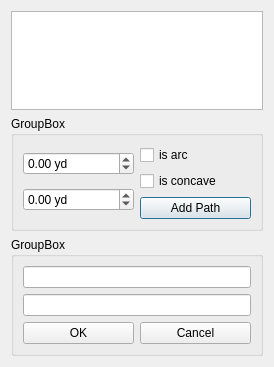
Old version of the form src/dialogs/pbcCreateMotionRouteDialog.ui in the repository obraunsdorf/playbook-creator.
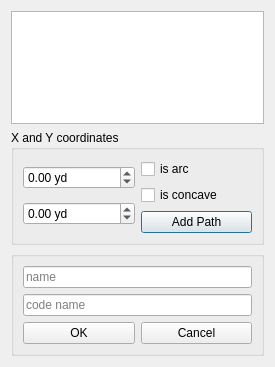
New version of the form.

```diff
--- a/src/dialogs/pbcCreateMotionRouteDialog.ui
+++ b/src/dialogs/pbcCreateMotionRouteDialog.ui
@@ -6,7 +6,7 @@
    <rect>
     <x>0</x>
     <y>0</y>
-    <width>274</width>
+    <width>275</width>
     <height>367</height>
    </rect>
   </property>
@@ -20,7 +20,7 @@
    <item>
     <widget class="QGroupBox" name="groupBox_2">
      <property name="title">
-      <string>GroupBox</string>
+      <string>X and Y coordinates</string>
      </property>
      <layout class="QHBoxLayout" name="horizontalLayout_2">
       <item>
@@ -93,14 +93,22 @@
    <item>
     <widget class="QGroupBox" name="groupBox">
      <property name="title">
-      <string>GroupBox</string>
+      <string/>
      </property>
      <layout class="QVBoxLayout" name="verticalLayout">
       <item>
-       <widget class="QLineEdit" name="nameEdit"/>
+       <widget class="QLineEdit" name="nameEdit">
+        <property name="placeholderText">
+         <string>name</string>
+        </property>
+       </widget>
       </item>
       <item>
-       <widget class="QLineEdit" name="codeNameEdit"/>
+       <widget class="QLineEdit" name="codeNameEdit">
+        <property name="placeholderText">
+         <string>code name</string>
+        </property>
+       </widget>
       </item>
       <item>
        <layout class="QHBoxLayout" name="horizontalLayout">
```
